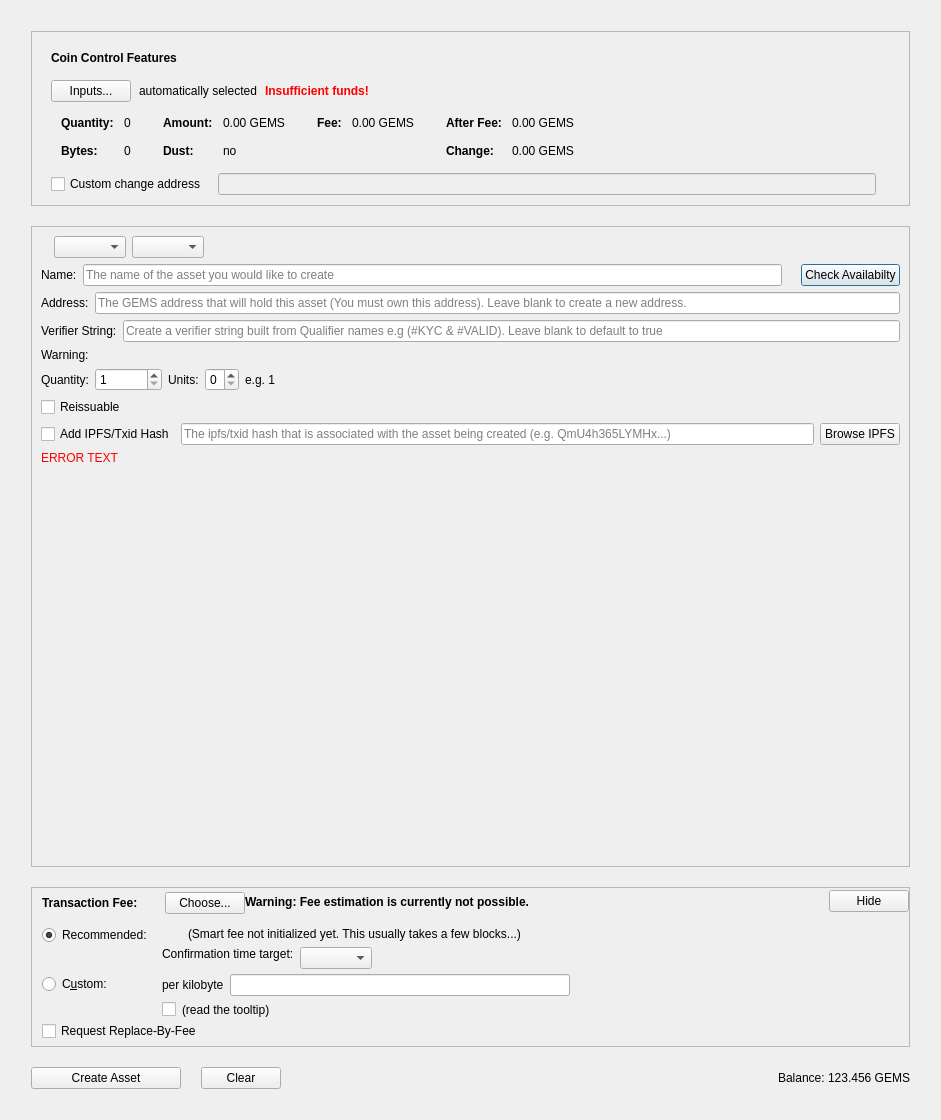
Above: src/qt/forms/createassetdialog.ui from TechnoVisionDev/Gemma-Core before the change. Below: the same form after it.
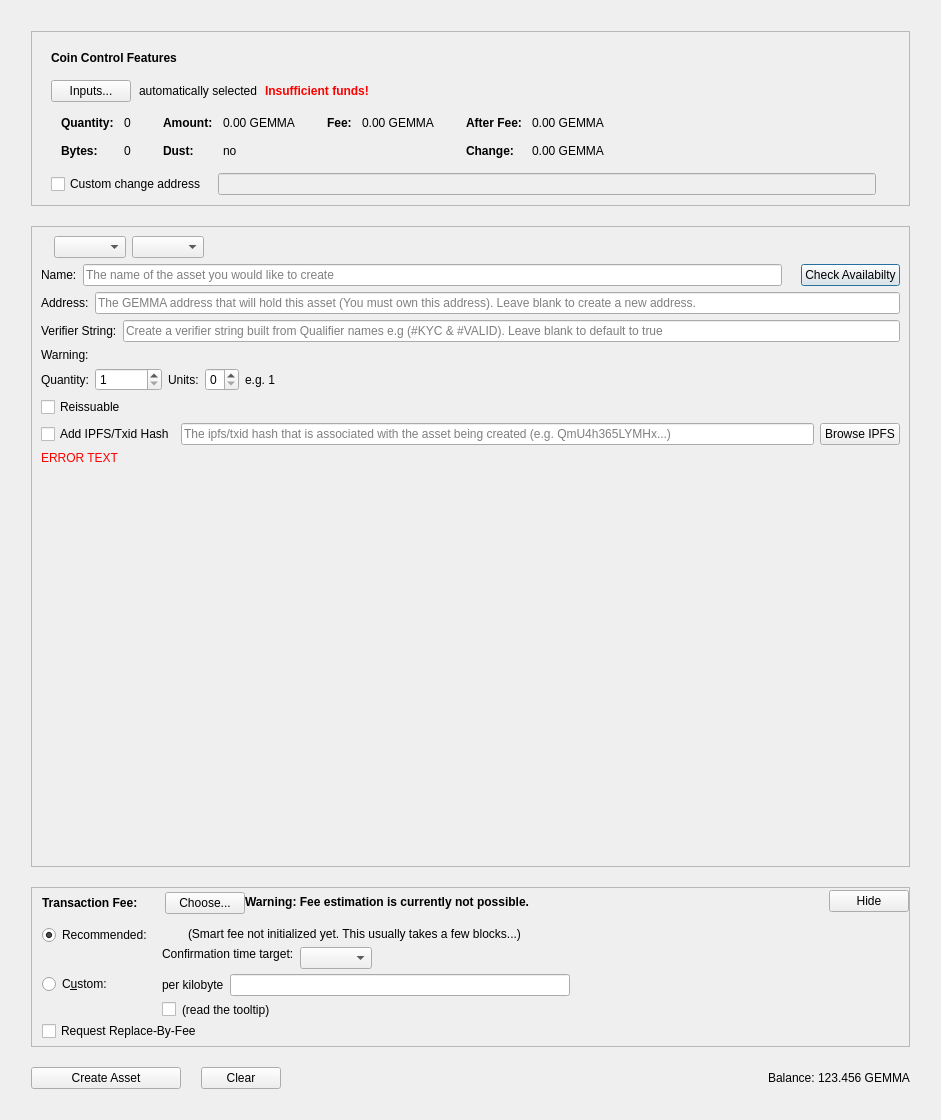
That is the form after the change. Custom widgets are drawn as their Qt base class.

Commit message: ticker GEMMA

```diff
--- a/src/qt/forms/createassetdialog.ui
+++ b/src/qt/forms/createassetdialog.ui
@@ -335,7 +335,7 @@
                     <enum>Qt::ActionsContextMenu</enum>
                    </property>
                    <property name="text">
-                    <string notr="true">0.00 GEMS</string>
+                    <string notr="true">0.00 GEMMA</string>
                    </property>
                    <property name="textInteractionFlags">
                     <set>Qt::LinksAccessibleByMouse|Qt::TextSelectableByKeyboard|Qt::TextSelectableByMouse</set>
@@ -415,7 +415,7 @@
                     <enum>Qt::ActionsContextMenu</enum>
                    </property>
                    <property name="text">
-                    <string notr="true">0.00 GEMS</string>
+                    <string notr="true">0.00 GEMMA</string>
                    </property>
                    <property name="textInteractionFlags">
                     <set>Qt::LinksAccessibleByMouse|Qt::TextSelectableByKeyboard|Qt::TextSelectableByMouse</set>
@@ -466,7 +466,7 @@
                     <enum>Qt::ActionsContextMenu</enum>
                    </property>
                    <property name="text">
-                    <string notr="true">0.00 GEMS</string>
+                    <string notr="true">0.00 GEMMA</string>
                    </property>
                    <property name="textInteractionFlags">
                     <set>Qt::LinksAccessibleByMouse|Qt::TextSelectableByKeyboard|Qt::TextSelectableByMouse</set>
@@ -495,7 +495,7 @@
                     <enum>Qt::ActionsContextMenu</enum>
                    </property>
                    <property name="text">
-                    <string notr="true">0.00 GEMS</string>
+                    <string notr="true">0.00 GEMMA</string>
                    </property>
                    <property name="textInteractionFlags">
                     <set>Qt::LinksAccessibleByMouse|Qt::TextSelectableByKeyboard|Qt::TextSelectableByMouse</set>
@@ -694,7 +694,7 @@
                <string/>
               </property>
               <property name="placeholderText">
-               <string>The GEMS address that will hold this asset (You must own this address). Leave blank to create a new address.</string>
+               <string>The GEMMA address that will hold this asset (You must own this address). Leave blank to create a new address.</string>
               </property>
              </widget>
             </item>
@@ -1433,7 +1433,7 @@
             <enum>Qt::RightToLeft</enum>
            </property>
            <property name="text">
-            <string>123.456 GEMS</string>
+            <string>123.456 GEMMA</string>
            </property>
           </widget>
          </item>
```
The commit also changes 121 other files.
